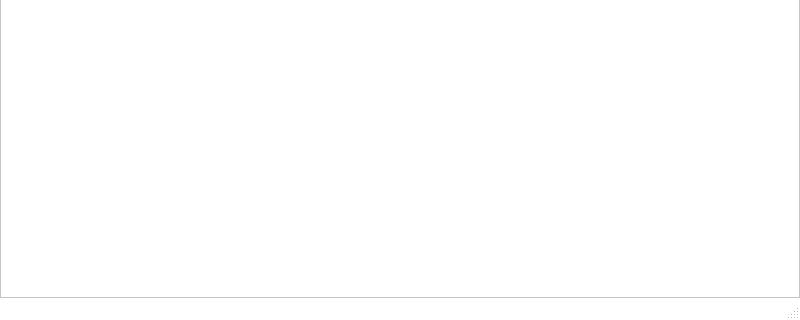
Before: the Qt Designer form src/app/mainwindow.ui in uyraq2001/alterator-browser, drawn with Qt 5; both pictures show x 0 to 800 and y 280 to 600 of the 800 by 600 pixel window.
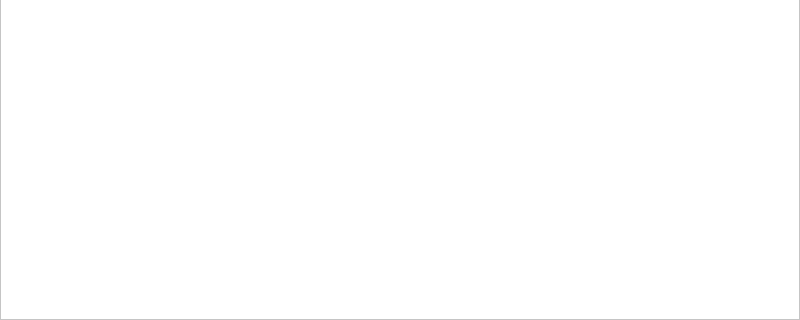
After: the same form once the commit is applied.

Patch:
```diff
--- a/src/app/mainwindow.ui
+++ b/src/app/mainwindow.ui
@@ -16,6 +16,12 @@
     <verstretch>0</verstretch>
    </sizepolicy>
   </property>
+  <property name="minimumSize">
+   <size>
+    <width>300</width>
+    <height>0</height>
+   </size>
+  </property>
   <property name="windowTitle">
    <string>MainWindow</string>
   </property>
@@ -85,7 +91,7 @@
            <x>0</x>
            <y>0</y>
            <width>796</width>
-           <height>552</height>
+           <height>574</height>
           </rect>
          </property>
          <property name="sizePolicy">
@@ -116,7 +122,6 @@
     </rect>
    </property>
   </widget>
-  <widget class="QStatusBar" name="statusbar"/>
  </widget>
  <resources/>
  <connections/>
```
Left out of the diff: 6 changed lines with no effect on the pictures.
